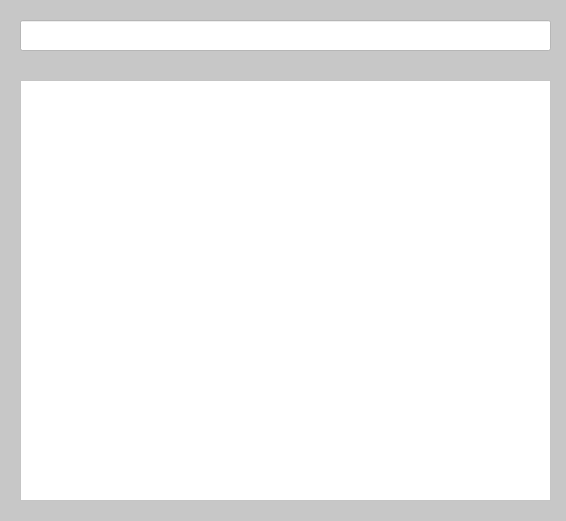
Above: TallerMecanico/ventanas/Productos.ui from VictorHCH/Taller-Mecanico before the change. Below: the same form after it.
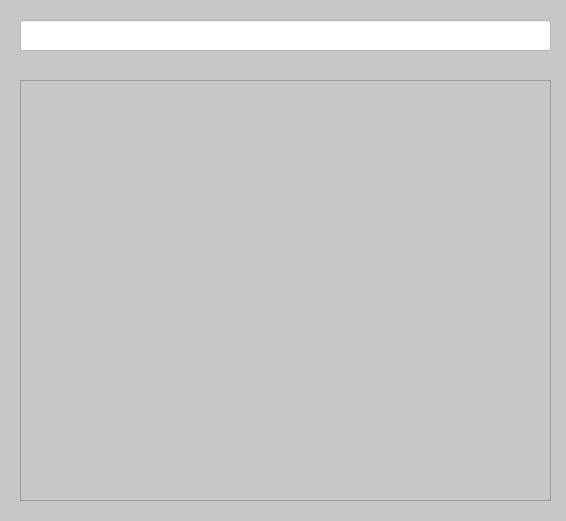
That is the form after the change.

What changed in the file:
```diff
--- a/TallerMecanico/ventanas/Productos.ui
+++ b/TallerMecanico/ventanas/Productos.ui
@@ -40,7 +40,7 @@
      <bool>true</bool>
     </property>
    </widget>
-   <widget class="QTableView" name="tableView">
+   <widget class="QTableWidget" name="tableView">
     <property name="geometry">
      <rect>
       <x>20</x>
@@ -49,15 +49,6 @@
       <height>421</height>
      </rect>
     </property>
-    <property name="font">
-     <font>
-      <family>ITC Avant Garde Std Bk Cn</family>
-      <pointsize>10</pointsize>
-     </font>
-    </property>
-    <property name="styleSheet">
-     <string notr="true">background-color: rgb(255, 255, 255);</string>
-    </property>
    </widget>
   </widget>
  </widget>
```
